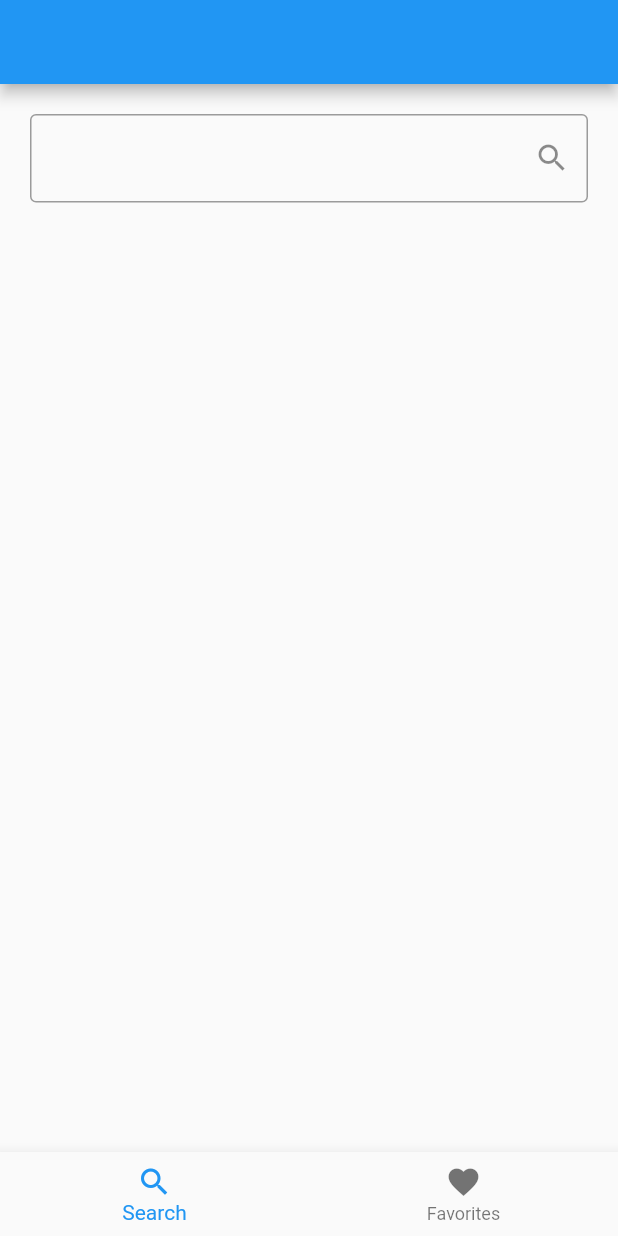
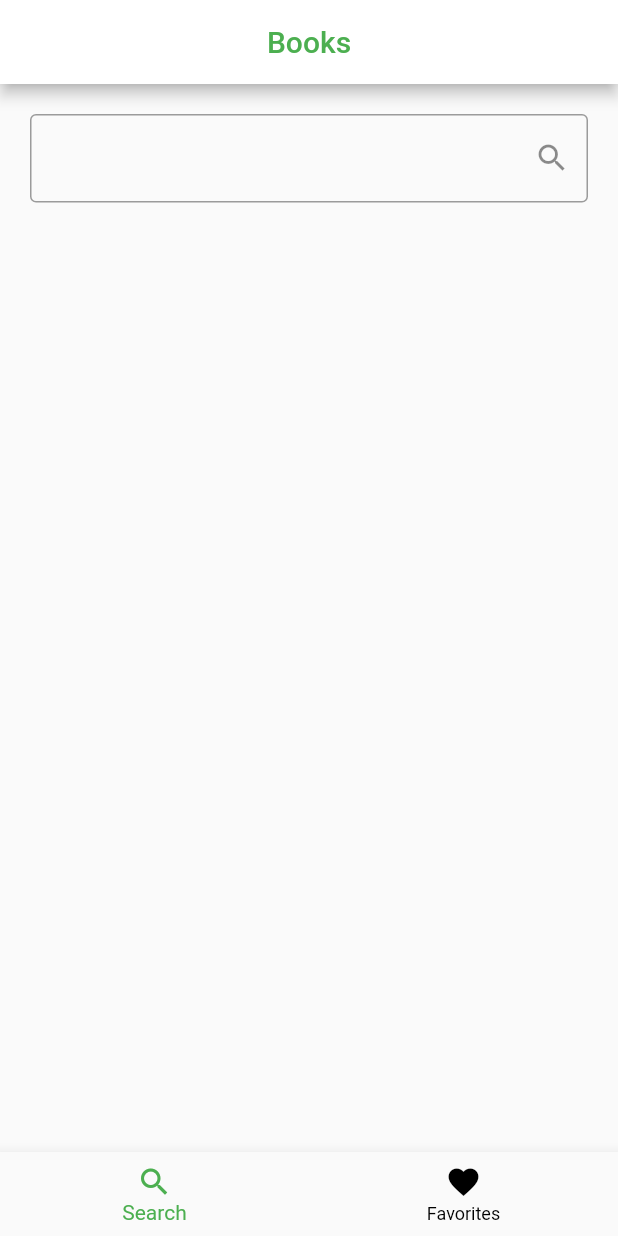
Before and after one commit to MiguelArbelaez0/book-app, a Flutter app: the screen it shows after launch, on a phone screen of 412 x 824 dp. Run offline on Flutter 3.47's test engine with Material 2 defaults, Android fonts, the phone set to English and light mode, and no system bars; our stand-ins replace flutter_bloc.

```diff
--- a/book_app/lib/main.dart
+++ b/book_app/lib/main.dart
@@ -1,4 +1,5 @@
 import 'package:book_app/presentation/home_screen.dart';
+import 'package:book_app/presentation/routes/routes.dart';
 import 'package:flutter/material.dart';
 import 'package:flutter_bloc/flutter_bloc.dart';
 import 'domain/use_cases/search_book_use_case.dart';
@@ -23,7 +24,7 @@ class MyApp extends StatelessWidget {
           primarySwatch: Colors.blue,
         ),
         // onGenerateRoute: Routes.generateRoute,
-        home: const HomeScreen(),
+        onGenerateRoute: Routes.generateRoutes,
       ),
     );
   }
--- a/book_app/lib/presentation/home_screen.dart
+++ b/book_app/lib/presentation/home_screen.dart
@@ -12,11 +12,11 @@ class HomeScreen extends StatefulWidget {
 class _HomeScreenState extends State<HomeScreen> {
   int _currentIndex = 0;
   final List<Widget> _children = [
-    SearchScreen(),
-    FavoritesScreen(),
+    const SearchScreen(),
+    const FavoritesScreen(),
   ];
 
-  void onTabTapped(int index) {
+  void onSelectIcon(int index) {
     setState(() {
       _currentIndex = index;
     });
@@ -27,9 +27,11 @@ class _HomeScreenState extends State<HomeScreen> {
     return Scaffold(
       body: _children[_currentIndex],
       bottomNavigationBar: BottomNavigationBar(
-        onTap: onTabTapped,
+        unselectedItemColor: Colors.black,
+        selectedItemColor: Colors.green,
+        onTap: onSelectIcon,
         currentIndex: _currentIndex,
-        items: [
+        items: const [
           BottomNavigationBarItem(
             icon: Icon(Icons.search),
             label: 'Search',
@@ -38,10 +40,6 @@ class _HomeScreenState extends State<HomeScreen> {
             icon: Icon(Icons.favorite),
             label: 'Favorites',
           ),
-          // BottomNavigationBarItem(
-          //   icon: Icon(Icons.person),
-          //   label: 'Perfil',
-          // )
         ],
       ),
     );
--- /dev/null
+++ b/book_app/lib/presentation/routes/routes.dart
@@ -0,0 +1,20 @@
+import 'package:book_app/data/models/document_model.dart';
+import 'package:book_app/presentation/home_screen.dart';
+import 'package:book_app/presentation/screens/details_screen.dart';
+import 'package:flutter/material.dart';
+
+class Routes {
+  static Route<dynamic> generateRoutes(RouteSettings settings) {
+    switch (settings.name) {
+      case "/":
+        return MaterialPageRoute(builder: (_) => const HomeScreen());
+      case "detail_screen":
+        return MaterialPageRoute(
+          builder: (_) => DetailScreen(
+            document: settings.arguments as Document,
+          ),
+        );
+    }
+    return MaterialPageRoute(builder: (_) => const HomeScreen());
+  }
+}
--- a/book_app/lib/presentation/screens/search_screen.dart
+++ b/book_app/lib/presentation/screens/search_screen.dart
@@ -27,7 +27,14 @@ class _SearchScreenState extends State<SearchScreen> {
   @override
   Widget build(BuildContext context) {
     return Scaffold(
-      appBar: AppBar(),
+      appBar: AppBar(
+        centerTitle: true,
+        title: const Text(
+          "Books",
+          style: TextStyle(color: Colors.green),
+        ),
+        backgroundColor: Colors.white,
+      ),
       body: Container(
         margin: const EdgeInsets.all(20),
         child: Column(
@@ -58,8 +65,16 @@ class _SearchScreenState extends State<SearchScreen> {
                     child: ListView.builder(
                       itemCount: books.length,
                       itemBuilder: (BuildContext context, int index) {
-                        return ListTile(
-                          title: Text(books[index].titleSuggest ?? ""),
+                        final book = books[index];
+                        return GestureDetector(
+                          onTap: () {
+                            Navigator.pushNamed(context, "detail_screen",
+                                arguments: book);
+                            ;
+                          },
+                          child: ListTile(
+                            title: Text(books[index].titleSuggest ?? ""),
+                          ),
                         );
                       },
                     ),
--- a/book_app/pubspec.yaml
+++ b/book_app/pubspec.yaml
@@ -39,6 +39,7 @@ dependencies:
   flutter_bloc: ^8.1.4
   # bloc: ^8.1.3
   mocktail: ^1.0.0
+  cached_network_image: ^3.2.3
 
 dev_dependencies:
   flutter_test:
```
Also changed, not shown: book_app/lib/data/models/document_details.dart (deleted, +0 -62 lines), book_app/lib/domain/entitis/doc_entiti.dart (deleted, +0 -25 lines), book_app/lib/domain/entitis/search_result_entiti.dart (deleted, +0 -14 lines), book_app/lib/presentation/screens/details_screen.dart (added, +60 -0 lines), book_app/pubspec.lock, 1 other file.
